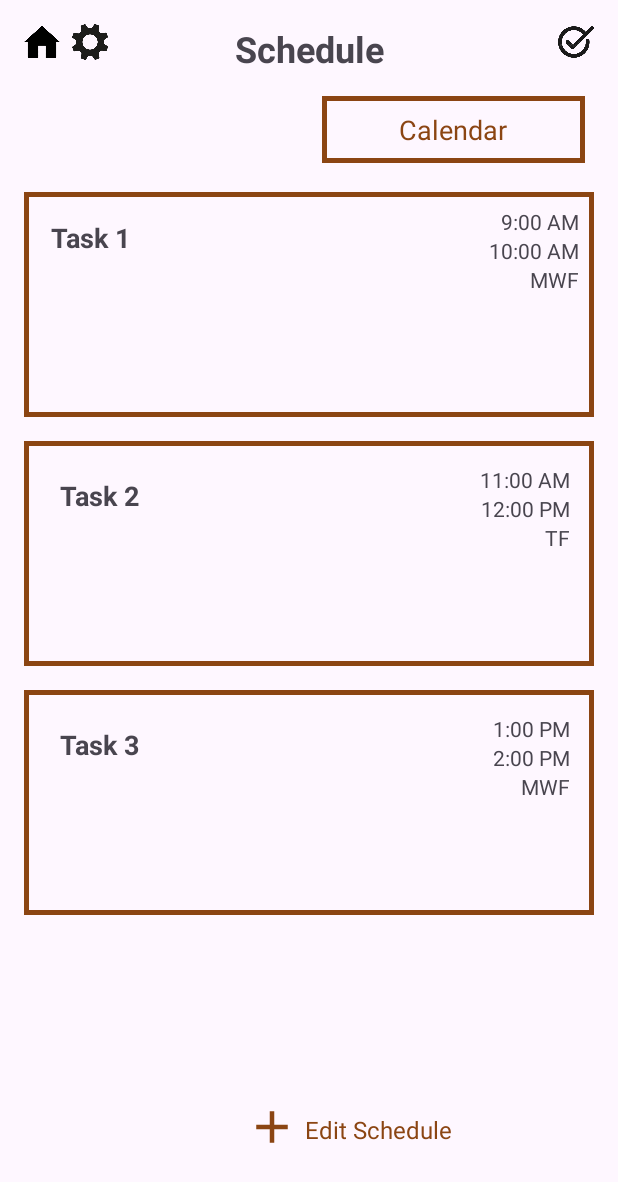
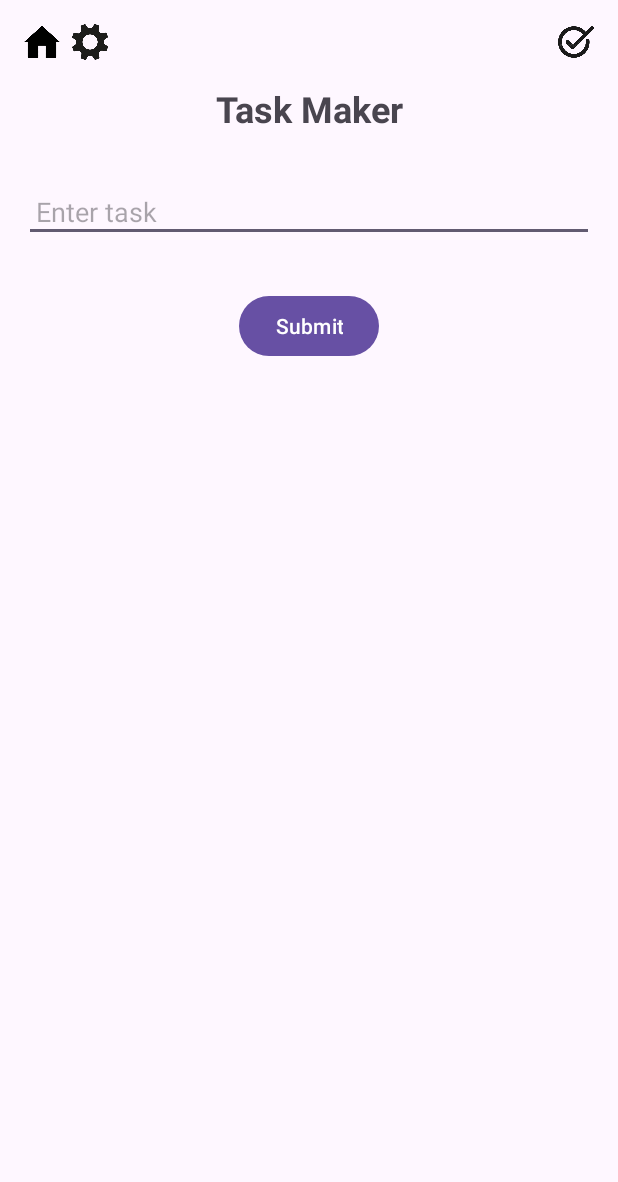
Before and after one commit to movech123/OffThePhone, an Android app: the TaskMaker screen opened directly, with no data from a screen before it, on a phone screen of 412 x 824 dp. Shown: the top 1182 px of the screen. Run offline under Robolectric (Android 15) with nearby library versions, the phone set to English and light mode, and no system bars; Roboto replaces fonts that are not available here.

Commit message:
tasks and taskMaker finished

```diff
--- a/app/src/main/AndroidManifest.xml
+++ b/app/src/main/AndroidManifest.xml
@@ -33,7 +33,7 @@
             android:name=".Tasks"
             android:exported="false" />
         <activity
-            android:name=".Schedule"
+            android:name=".TaskMaker"
             android:exported="false" />
         <activity
             android:name=".ScreenTime"
--- a/app/src/main/java/com/cs407/offthephone/ScheduleItem.kt
+++ b/app/src/main/java/com/cs407/offthephone/ScheduleItem.kt
@@ -7,7 +7,7 @@ import android.widget.TextView
 import androidx.recyclerview.widget.RecyclerView
 
 // ScheduleItem.kt - Data model for a schedule item
-data class ScheduleItem(val eventName: String, val eventTime: String)
+data class ScheduleItem(val eventName: String)
 
 class ScheduleAdapter(private val scheduleList: List<ScheduleItem>) : RecyclerView.Adapter<ScheduleAdapter.ScheduleViewHolder>() {
 
@@ -24,7 +24,6 @@ class ScheduleAdapter(private val scheduleList: List<ScheduleItem>) : RecyclerVi
     override fun onBindViewHolder(holder: ScheduleViewHolder, position: Int) {
         val item = scheduleList[position]
         holder.eventName.text = item.eventName
-        holder.eventTime.text = item.eventTime
     }
 
     override fun getItemCount(): Int = scheduleList.size
--- a/app/src/main/java/com/cs407/offthephone/Schedule.kt
+++ b/app/src/main/java/com/cs407/offthephone/TaskMaker.kt
@@ -2,17 +2,21 @@ package com.cs407.offthephone
 
 import android.content.Intent
 import android.os.Bundle
+import android.widget.Button
+import android.widget.EditText
 import android.widget.ImageView
 import androidx.activity.enableEdgeToEdge
 import androidx.appcompat.app.AppCompatActivity
 import androidx.core.view.ViewCompat
 import androidx.core.view.WindowInsetsCompat
 
-class Schedule : AppCompatActivity() {
+class TaskMaker : AppCompatActivity() {
+    private val taskList = arrayListOf<String>() // Store tasks locally
+
     override fun onCreate(savedInstanceState: Bundle?) {
         super.onCreate(savedInstanceState)
         enableEdgeToEdge()
-        setContentView(R.layout.activity_schedule)
+        setContentView(R.layout.activity_taskmaker)
         ViewCompat.setOnApplyWindowInsetsListener(findViewById(R.id.main)) { v, insets ->
             val systemBars = insets.getInsets(WindowInsetsCompat.Type.systemBars())
             v.setPadding(systemBars.left, systemBars.top, systemBars.right, systemBars.bottom)
@@ -46,8 +50,31 @@ class Schedule : AppCompatActivity() {
             }
         }
 
+        // Submit button logic
+        val submitButton: Button = findViewById(R.id.submitButton)
+        val taskField: EditText = findViewById(R.id.enterTask)
+
+        // Check if there's an existing task list passed from the Tasks page
+        val existingTasks = intent.getStringArrayListExtra("TASK_LIST")
+        if (existingTasks != null) {
+            taskList.addAll(existingTasks)
+        }
+
+        // Submit button logic
+        submitButton.setOnClickListener {
+            val newTask = taskField.text.toString()
+            if (newTask.isNotEmpty()) {
+                taskList.add(newTask) // Add the new task to the list
+            }
+
+            val intent = Intent(this, Tasks::class.java)
+            intent.putStringArrayListExtra("TASK_LIST", taskList)
+            startActivity(intent)
+        }
+    }
+
         // Initialize the schedule view and load tasks for today.
-        initializeSchedule()
+        //initializeSchedule()
     }
 
     /**
@@ -111,5 +138,3 @@ class Schedule : AppCompatActivity() {
         // - Update task status in the database.
         // - Refresh UI to indicate completion (e.g., strike-through, color change).
     }
-
-}
--- a/app/src/main/res/layout/activity_schedule.xml
+++ /dev/null
@@ -1,268 +0,0 @@
-<?xml version="1.0" encoding="utf-8"?>
-<androidx.constraintlayout.widget.ConstraintLayout xmlns:android="http://schemas.android.com/apk/res/android"
-    xmlns:app="http://schemas.android.com/apk/res-auto"
-    xmlns:tools="http://schemas.android.com/tools"
-    android:id="@+id/main"
-    android:layout_width="match_parent"
-    android:layout_height="match_parent"
-    tools:context=".Schedule">
-
-    <ImageView
-        android:id="@+id/settingsIcon"
-        android:layout_width="24dp"
-        android:layout_height="24dp"
-        android:src="@drawable/settingsicon"
-        android:contentDescription="@string/settings_button"
-        app:layout_constraintTop_toTopOf="parent"
-        app:layout_constraintStart_toEndOf="@id/homeIcon"
-        android:layout_marginStart="8dp"
-        android:layout_marginTop="16dp"
-        android:clickable="true"
-        android:focusable="true" />
-
-    <ImageView
-        android:id="@+id/homeIcon"
-        android:layout_width="24dp"
-        android:layout_height="24dp"
-        android:layout_margin="16dp"
-        android:contentDescription="@string/home_button"
-        android:src="@drawable/homeicon"
-        app:layout_constraintStart_toStartOf="parent"
-        app:layout_constraintTop_toTopOf="parent"
-        android:clickable="true"
-        android:focusable="true" />
-
-    <TextView
-        android:id="@+id/header"
-        android:layout_width="wrap_content"
-        android:layout_height="wrap_content"
-        android:padding="16dp"
-        android:text="@string/schedule_page"
-        android:textSize="24sp"
-        android:textStyle="bold"
-        app:layout_constraintEnd_toEndOf="parent"
-        app:layout_constraintStart_toStartOf="parent"
-        app:layout_constraintTop_toTopOf="parent" />
-
-    <ImageView
-        android:id="@+id/checkmarkIcon"
-        android:layout_width="24dp"
-        android:layout_height="24dp"
-        android:layout_marginTop="16dp"
-        android:layout_marginEnd="16dp"
-        android:contentDescription="@string/tasks_button"
-        android:src="@drawable/checkicon"
-        app:layout_constraintEnd_toEndOf="parent"
-        app:layout_constraintHorizontal_bias="1.0"
-        app:layout_constraintStart_toEndOf="@id/header"
-        app:layout_constraintTop_toTopOf="parent"
-        android:clickable="true"
-        android:focusable="true" />
-
-    <TextView
-        android:id="@+id/calendarTextView"
-        android:layout_width="wrap_content"
-        android:layout_height="wrap_content"
-        android:layout_marginTop="24dp"
-        android:background="@drawable/square_brown_box"
-        android:gravity="center"
-        android:padding="10dp"
-        android:text="Calendar"
-        android:textColor="#8B4513"
-        android:textSize="18sp"
-        app:layout_constraintEnd_toEndOf="parent"
-        app:layout_constraintHorizontal_bias="0.906"
-        app:layout_constraintStart_toStartOf="parent"
-        app:layout_constraintTop_toBottomOf="@id/checkmarkIcon" />
-
-    <LinearLayout
-        android:id="@+id/taskBox1"
-        android:layout_width="0dp"
-        android:layout_height="150dp"
-        android:layout_marginStart="16dp"
-        android:layout_marginTop="88dp"
-        android:layout_marginEnd="16dp"
-        android:background="@drawable/square_brown_box"
-        android:orientation="horizontal"
-        android:padding="10dp"
-        app:layout_constraintEnd_toEndOf="parent"
-        app:layout_constraintHorizontal_bias="0.0"
-        app:layout_constraintStart_toStartOf="parent"
-        app:layout_constraintTop_toBottomOf="@id/checkmarkIcon">
-
-        <TextView
-            android:id="@+id/taskName1"
-            android:layout_width="wrap_content"
-            android:layout_height="wrap_content"
-            android:layout_margin="8dp"
-            android:text="Task 1"
-            android:textSize="18sp"
-            android:textStyle="bold" />
-
-        <LinearLayout
-            android:layout_width="0dp"
-            android:layout_height="69dp"
-            android:layout_weight="1"
-            android:gravity="end"
-            android:orientation="vertical">
-
-            <TextView
-                android:id="@+id/taskStartTime1"
-                android:layout_width="wrap_content"
-                android:layout_height="wrap_content"
-                android:text="9:00 AM"
-                android:textSize="14sp" />
-
-            <TextView
-                android:id="@+id/taskEndTime1"
-                android:layout_width="wrap_content"
-                android:layout_height="wrap_content"
-                android:text="10:00 AM"
-                android:textSize="14sp" />
-
-            <TextView
-                android:id="@+id/taskDays1"
-                android:layout_width="wrap_content"
-                android:layout_height="wrap_content"
-                android:text="MWF"
-                android:textSize="14sp" />
-
-        </LinearLayout>
-
-    </LinearLayout>
-
-    <LinearLayout
-        android:id="@+id/taskBox2"
-        android:layout_width="0dp"
-        android:layout_height="150dp"
-        android:orientation="horizontal"
-        android:layout_marginTop="16dp"
-        android:layout_marginStart="16dp"
-        android:layout_marginEnd="16dp"
-        android:background="@drawable/square_brown_box"
-        app:layout_constraintTop_toBottomOf="@id/taskBox1"
-        app:layout_constraintStart_toStartOf="parent"
-        app:layout_constraintEnd_toEndOf="parent"
-        android:padding="16dp">
-
-        <TextView
-            android:id="@+id/taskName2"
-            android:layout_width="wrap_content"
-            android:layout_height="wrap_content"
-            android:text="Task 2"
-            android:textSize="18sp"
-            android:textStyle="bold"
-            android:layout_margin="8dp" />
-
-        <LinearLayout
-            android:layout_width="0dp"
-            android:layout_height="match_parent"
-            android:orientation="vertical"
-            android:gravity="end"
-            android:layout_weight="1">
-
-            <TextView
-                android:id="@+id/taskStartTime2"
-                android:layout_width="wrap_content"
-                android:layout_height="wrap_content"
-                android:text="11:00 AM"
-                android:textSize="14sp" />
-
-            <TextView
-                android:id="@+id/taskEndTime2"
-                android:layout_width="wrap_content"
-                android:layout_height="wrap_content"
-                android:text="12:00 PM"
-                android:textSize="14sp" />
-
-            <TextView
-                android:id="@+id/taskDays2"
-                android:layout_width="wrap_content"
-                android:layout_height="wrap_content"
-                android:text="TF"
-                android:textSize="14sp" />
-
-        </LinearLayout>
-
-    </LinearLayout>
-
-    <LinearLayout
-        android:id="@+id/taskBox3"
-        android:layout_width="0dp"
-        android:layout_height="150dp"
-        android:orientation="horizontal"
-        android:layout_marginTop="16dp"
-        android:layout_marginStart="16dp"
-        android:layout_marginEnd="16dp"
-        android:background="@drawable/square_brown_box"
-        app:layout_constraintTop_toBottomOf="@id/taskBox2"
-        app:layout_constraintStart_toStartOf="parent"
-        app:layout_constraintEnd_toEndOf="parent"
-        android:padding="16dp">
-
-        <TextView
-            android:id="@+id/taskName3"
-            android:layout_width="wrap_content"
-            android:layout_height="wrap_content"
-            android:text="Task 3"
-            android:textSize="18sp"
-            android:textStyle="bold"
-            android:layout_margin="8dp" />
-
-        <LinearLayout
-            android:layout_width="0dp"
-            android:layout_height="match_parent"
-            android:orientation="vertical"
-            android:gravity="end"
-            android:layout_weight="1">
-
-            <TextView
-                android:id="@+id/taskStartTime3"
-                android:layout_width="wrap_content"
-                android:layout_height="wrap_content"
-                android:text="1:00 PM"
-                android:textSize="14sp" />
-
-            <TextView
-                android:id="@+id/taskEndTime3"
-                android:layout_width="wrap_content"
-                android:layout_height="wrap_content"
-                android:text="2:00 PM"
-                android:textSize="14sp" />
-
-            <TextView
-                android:id="@+id/taskDays3"
-                android:layout_width="wrap_content"
-                android:layout_height="wrap_content"
-                android:text="MWF"
-                android:textSize="14sp" />
-
-        </LinearLayout>
-
-    </LinearLayout>
-
-    <ImageButton
-        android:id="@+id/addButton"
-        android:layout_width="28dp"
-        android:layout_height="41dp"
-        android:layout_marginBottom="52dp"
-        android:background="@null"
-        android:src="@drawable/ic_plus"
-        app:layout_constraintBottom_toBottomOf="parent"
-        app:layout_constraintEnd_toEndOf="parent"
-        app:layout_constraintHorizontal_bias="0.436"
-        app:layout_constraintStart_toStartOf="parent" />
-
-    <TextView
-        android:id="@+id/editScheduleText"
-        android:layout_width="wrap_content"
-        android:layout_height="wrap_content"
-        android:layout_marginStart="8dp"
-        android:layout_marginBottom="60dp"
-        android:text="Edit Schedule"
-        android:textColor="#8B4513"
-        android:textSize="16sp"
-        app:layout_constraintBottom_toBottomOf="parent"
-        app:layout_constraintStart_toEndOf="@id/addButton" />
-
-</androidx.constraintlayout.widget.ConstraintLayout>
--- /dev/null
+++ b/app/src/main/res/layout/activity_taskmaker.xml
@@ -0,0 +1,88 @@
+<?xml version="1.0" encoding="utf-8"?>
+<androidx.constraintlayout.widget.ConstraintLayout xmlns:android="http://schemas.android.com/apk/res/android"
+    xmlns:app="http://schemas.android.com/apk/res-auto"
+    xmlns:tools="http://schemas.android.com/tools"
+    android:id="@+id/main"
+    android:layout_width="match_parent"
+    android:layout_height="match_parent"
+    tools:context=".TaskMaker">
+
+    <!-- Top Icons -->
+    <ImageView
+        android:id="@+id/homeIcon"
+        android:layout_width="24dp"
+        android:layout_height="24dp"
+        android:layout_margin="16dp"
+        android:contentDescription="@string/home_button"
+        android:src="@drawable/homeicon"
+        app:layout_constraintStart_toStartOf="parent"
+        app:layout_constraintTop_toTopOf="parent"
+        android:clickable="true"
+        android:focusable="true" />
+
+    <ImageView
+        android:id="@+id/settingsIcon"
+        android:layout_width="24dp"
+        android:layout_height="24dp"
+        android:src="@drawable/settingsicon"
+        android:contentDescription="@string/settings_button"
+        app:layout_constraintTop_toTopOf="parent"
+        app:layout_constraintStart_toEndOf="@id/homeIcon"
+        android:layout_marginStart="8dp"
+        android:layout_marginTop="16dp"
+        android:clickable="true"
+        android:focusable="true" />
+
+    <ImageView
+        android:id="@+id/checkmarkIcon"
+        android:layout_width="24dp"
+        android:layout_height="24dp"
+        android:layout_marginTop="16dp"
+        android:layout_marginEnd="16dp"
+        android:contentDescription="@string/tasks_button"
+        android:src="@drawable/checkicon"
+        app:layout_constraintEnd_toEndOf="parent"
+        app:layout_constraintHorizontal_bias="1.0"
+        app:layout_constraintTop_toTopOf="parent"
+        android:clickable="true"
+        android:focusable="true" />
+
+    <!-- Header -->
+    <TextView
+        android:id="@+id/header"
+        android:layout_width="wrap_content"
+        android:layout_height="wrap_content"
+        android:padding="16dp"
+        android:text="Task Maker"
+        android:textSize="24sp"
+        android:textStyle="bold"
+        app:layout_constraintEnd_toEndOf="parent"
+        app:layout_constraintStart_toStartOf="parent"
+        app:layout_constraintTop_toBottomOf="@id/homeIcon" />
+
+    <!-- Input Fields -->
+    <EditText
+        android:id="@+id/enterTask"
+        android:layout_width="0dp"
+        android:layout_height="wrap_content"
+        android:hint="Enter task"
+        android:padding="8dp"
+        app:layout_constraintStart_toStartOf="parent"
+        app:layout_constraintEnd_toEndOf="parent"
+        app:layout_constraintTop_toBottomOf="@id/header"
+        android:layout_marginHorizontal="16dp"
+        android:layout_marginTop="16dp" />
+
+
+    <!-- Submit Button -->
+    <Button
+        android:id="@+id/submitButton"
+        android:layout_width="wrap_content"
+        android:layout_height="wrap_content"
+        android:layout_marginTop="32dp"
+        android:text="Submit"
+        app:layout_constraintEnd_toEndOf="parent"
+        app:layout_constraintStart_toStartOf="parent"
+        app:layout_constraintTop_toBottomOf="@id/enterTask" />
+
+</androidx.constraintlayout.widget.ConstraintLayout>
--- a/app/src/main/res/values/strings.xml
+++ b/app/src/main/res/values/strings.xml
@@ -14,4 +14,6 @@
     <string name="event_time">Event Time</string>
     <string name="continue_button">Continue</string>
     <string name="schedule_page">Schedule</string>
+    <string name="submitted_task">Submitted Task</string>
+
 </resources>
```
Also changed, not shown: app/src/main/java/com/cs407/offthephone/Homepage.kt (+18 -9 lines), app/src/main/java/com/cs407/offthephone/Tasks.kt (+54 -0 lines), app/src/main/res/layout/activity_settings.xml (+0 -14 lines), app/src/main/res/layout/activity_tasks.xml (+23 -78 lines).
